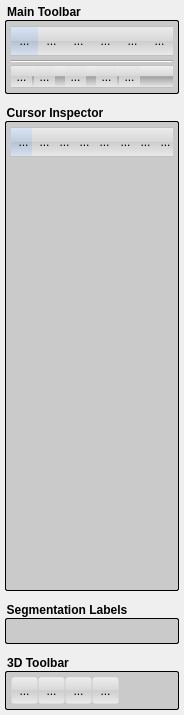
Before: the Qt Designer form GUI/Qt/Windows/MainControlPanel.ui in pyushkevich/itksnap, drawn with Qt 5.
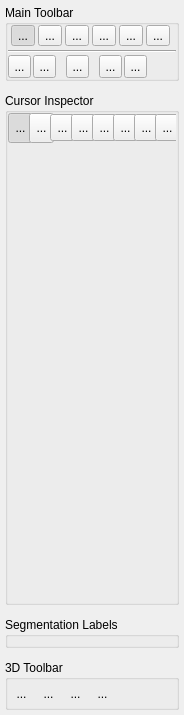
After: the same form once the commit is applied. Icons and pictures are not drawn. Custom widgets are drawn as their Qt base class.

Commit message: working on making it look ok in dark mode

```diff
--- a/GUI/Qt/Windows/MainControlPanel.ui
+++ b/GUI/Qt/Windows/MainControlPanel.ui
@@ -36,6 +36,7 @@
   border-radius: 2px;
   border-width: 1px;
   border-style: solid;
+  border-color: rgb(128,128,128);
 }
 
 QGroupBox::title {
@@ -43,24 +44,31 @@
   subcontrol-position: top left;
 }
 
-QToolButton {
+QWidget#panelToolbarMode &gt; QToolButton,
+QWidget#panelToolbarAction &gt; QToolButton,
+QWidget#panelToolbarContext &gt; QToolButton 
+{
   icon-size: 22px;
   min-width: 1ex;
   border-top: 1px solid rgb(192, 192, 192);
   border-bottom: 1px solid rgb(192, 192, 192);
   border-left: 1px;
   border-right: 1px;
-  background-color: qlineargradient(spread:pad, x1:0, y1:0, x2:0, y2:1, stop:0 rgba(255, 255, 255, 255), stop:0.0394089 rgba(235, 235, 235, 255), stop:0.487685 rgba(216, 216, 216, 255), stop:0.502463 rgba(205, 205, 205, 255), stop:1 rgba(235, 235, 235, 255));
+  background-color: qlineargradient(spread:pad, x1:0, y1:0, x2:0, y2:1, stop:0 rgba(235, 235, 235, 255), stop:0.0394089 rgba(215, 215, 215, 255), stop:0.487685 rgba(196, 196, 196, 255), stop:0.502463 rgba(195, 195, 195, 255), stop:1 rgba(215, 215, 215, 255));
   width: 25px;
   height: 25px;
 }
-QToolButton:hover, QToolButton:checked {
+
+QWidget#panelToolbarMode &gt; QToolButton:hover, QWidget#panelToolbarMode &gt; QToolButton:checked,
+QWidget#panelToolbarAction &gt; QToolButton:hover, QWidget#panelToolbarAction &gt; QToolButton:checked,
+QWidget#panelToolbarContext &gt; QToolButton:hover, QWidget#panelToolbarContext &gt; QToolButton:checked
+{
   background-color: qlineargradient(spread:pad, x1:0, y1:0, x2:0, y2:1, stop:0 rgba(255, 255, 255, 255), stop:0.0394089 rgba(214, 228, 245, 255), stop:0.487685 rgba(193, 205, 221, 255), stop:0.502463 rgba(182, 193, 207, 255), stop:1 rgba(215, 228, 245, 255));
   padding:0px;
 }
 
 QWidget#panelToolbarAction,  QWidget#panelToolbarContext, QWidget#panelToolbarMode {
-  background-color: qlineargradient(spread:pad, x1:0, y1:0, x2:0, y2:1, stop:0 palette(light), stop:0.0394089 palette(window), stop:0.487685 rgba(216, 216, 216, 255), stop:0.502463 palette(dark), stop:1 palette(window));
+  background-color: qlineargradient(spread:pad, x1:0, y1:0, x2:0, y2:1, stop:0 rgba(235, 235, 235, 255), stop:0.0394089 rgba(215, 215, 215, 255), stop:0.487685 rgba(196, 196, 196, 255), stop:0.502463 rgba(195, 195, 195, 255), stop:1 rgba(215, 215, 215, 255));
   border-top: 1px solid rgb(192, 192, 192);
   border-bottom: 1px solid rgb(192, 192, 192);
 }
```
The commit also changes 10 other files.
